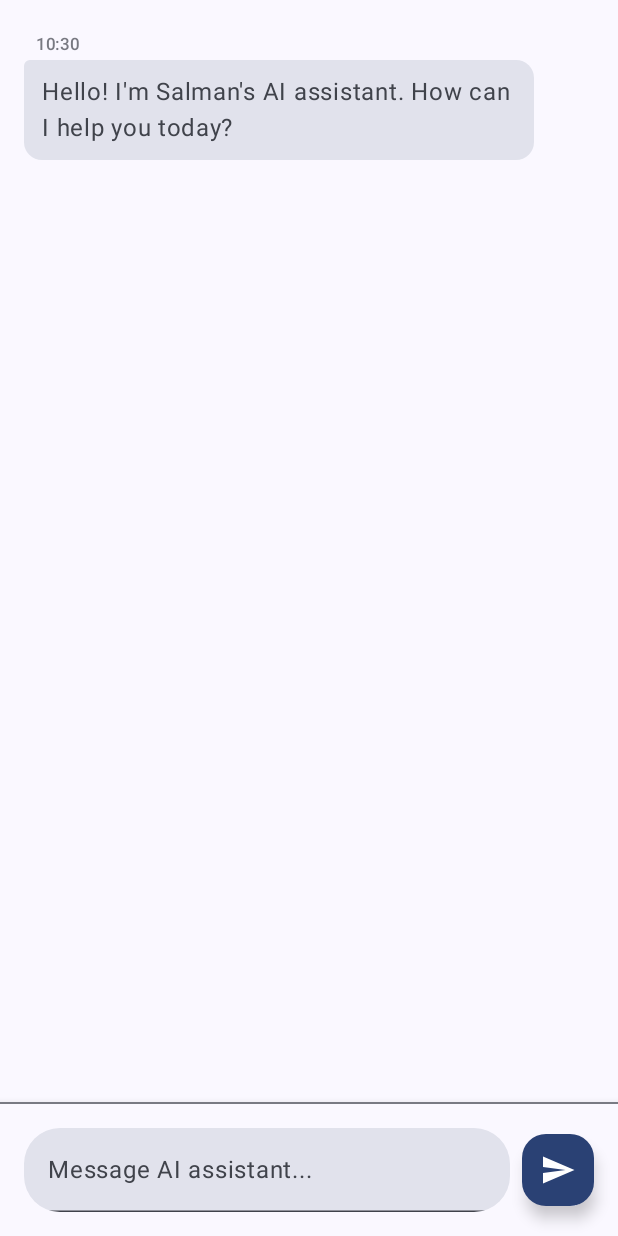
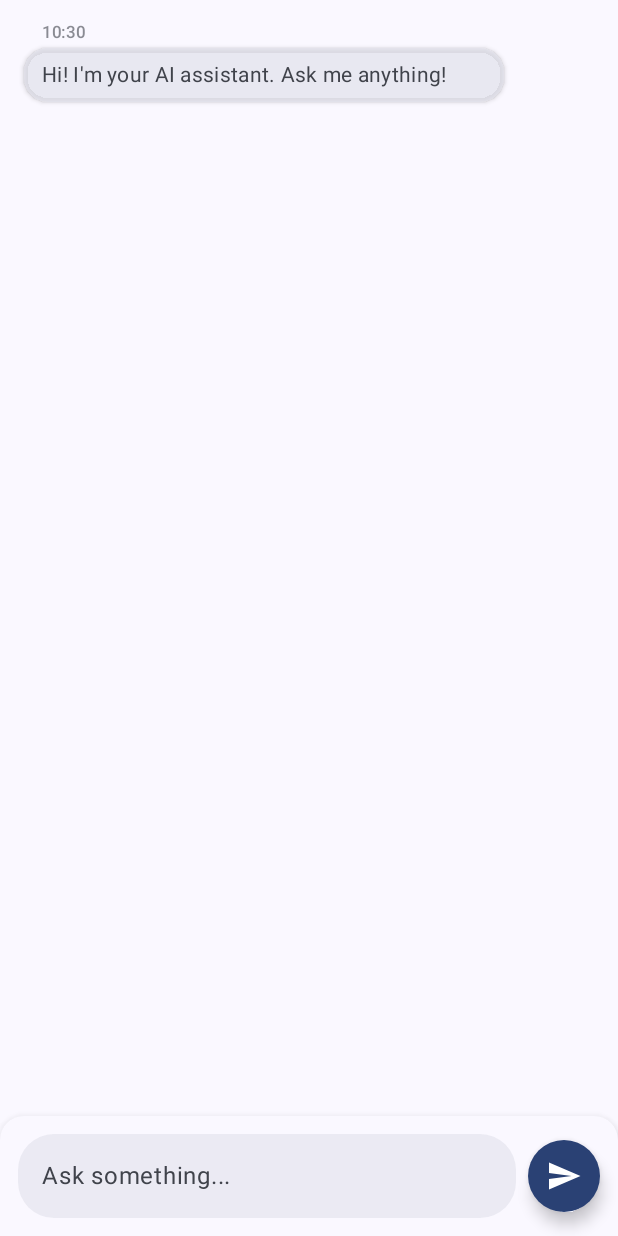
Before and after one commit to imsalman96/Salman-AI-App, an Android app built with Jetpack Compose: the screen it shows after launch (MainActivity), on a phone screen of 412 x 824 dp. Run offline under Robolectric (Android 15) with nearby library versions, the phone set to English and light mode, and no system bars; libraries missing offline, so code that uses them is left out: com.google.ai.client.

Commit message:
improved the code

```diff
--- a/app/src/main/java/com/example/myaiapplication/BakingScreen.kt
+++ b/app/src/main/java/com/example/myaiapplication/BakingScreen.kt
@@ -11,28 +11,35 @@ import androidx.annotation.RequiresPermission
 import androidx.compose.animation.*
 import androidx.compose.animation.core.*
 import androidx.compose.foundation.background
+import androidx.compose.foundation.clickable
 import androidx.compose.foundation.layout.*
 import androidx.compose.foundation.lazy.LazyColumn
 import androidx.compose.foundation.lazy.items
 import androidx.compose.foundation.lazy.rememberLazyListState
+import androidx.compose.foundation.shape.CircleShape
 import androidx.compose.foundation.shape.RoundedCornerShape
+import androidx.compose.foundation.text.KeyboardActions
+import androidx.compose.foundation.text.KeyboardOptions
 import androidx.compose.material.icons.Icons
 import androidx.compose.material.icons.filled.Send
-import androidx.compose.material.icons.outlined.Check
+import androidx.compose.material.icons.outlined.Refresh
 import androidx.compose.material3.*
 import androidx.compose.runtime.*
 import androidx.compose.runtime.saveable.rememberSaveable
 import androidx.compose.ui.Alignment
 import androidx.compose.ui.Modifier
 import androidx.compose.ui.draw.clip
+import androidx.compose.ui.draw.shadow
+import androidx.compose.ui.graphics.Color
 import androidx.compose.ui.platform.LocalClipboardManager
 import androidx.compose.ui.platform.LocalContext
+import androidx.compose.ui.platform.LocalSoftwareKeyboardController
 import androidx.compose.ui.text.AnnotatedString
+import androidx.compose.ui.text.input.ImeAction
 import androidx.compose.ui.tooling.preview.Preview
 import androidx.compose.ui.unit.dp
-import kotlinx.coroutines.delay
+import androidx.lifecycle.viewmodel.compose.viewModel
 import kotlinx.coroutines.launch
-import androidx.lifecycle.viewmodel.compose.viewModel
 import java.text.SimpleDateFormat
 import java.util.*
 
@@ -50,8 +57,8 @@ fun Context.vibrateDevice() {
     if (Build.VERSION.SDK_INT >= Build.VERSION_CODES.S) {
         val vibratorManager = getSystemService(Context.VIBRATOR_MANAGER_SERVICE) as VibratorManager
         val vibrator = vibratorManager.defaultVibrator
-        val vibrationEffect = VibrationEffect.createOneShot(20, VibrationEffect.DEFAULT_AMPLITUDE)
-        vibrator.vibrate(vibrationEffect)
+        val effect = VibrationEffect.createOneShot(20, VibrationEffect.DEFAULT_AMPLITUDE)
+        vibrator.vibrate(effect)
     } else {
         val vibrator = getSystemService(Context.VIBRATOR_SERVICE) as Vibrator
         if (Build.VERSION.SDK_INT >= Build.VERSION_CODES.O) {
@@ -75,13 +82,14 @@ fun BakingScreen(
     val coroutineScope = rememberCoroutineScope()
     val clipboardManager = LocalClipboardManager.current
     val context = LocalContext.current
+    val keyboardController = LocalSoftwareKeyboardController.current
 
-    // Add initial system message if messages is empty
+    // Initial system message
     LaunchedEffect(Unit) {
         if (messages.isEmpty()) {
             messages.add(
                 Message(
-                    content = "Hello! I'm Salman's AI assistant. How can I help you today?",
+                    content = "Hi! I'm your AI assistant. Ask me anything!",
                     isFromUser = false,
                     isSystemMessage = true
                 )
@@ -89,36 +97,31 @@ fun BakingScreen(
         }
     }
 
-    Box(
-        modifier = Modifier.fillMaxSize()
-    ) {
-        // Messages list
+    Box(modifier = Modifier.fillMaxSize()) {
+        // Messages
         LazyColumn(
             state = listState,
             modifier = Modifier
                 .fillMaxSize()
-                .padding(bottom = 80.dp),
-            contentPadding = PaddingValues(16.dp),
-            verticalArrangement = Arrangement.spacedBy(8.dp)
+                .padding(bottom = 88.dp),
+            contentPadding = PaddingValues(horizontal = 16.dp, vertical = 8.dp),
+            verticalArrangement = Arrangement.spacedBy(12.dp)
         ) {
             items(
                 items = messages,
                 key = { it.id }
             ) { message ->
-                AnimatedEntry {
                 MessageBubble(
                     message = message,
                     onCopy = @RequiresPermission(Manifest.permission.VIBRATE) {
                         clipboardManager.setText(AnnotatedString(message.content))
                         context.vibrateDevice()
                         coroutineScope.launch {
-                                // Show snackbar or toast here
+                            // Add snackbar if needed
                         }
                     }
                 )
             }
-            }
-
             item {
                 if (uiState is UiState.Loading) {
                     TypingIndicator()
@@ -126,20 +129,18 @@ fun BakingScreen(
             }
         }
 
-        // Input area with shadow
+        // Input area
         Surface(
             modifier = Modifier
                 .align(Alignment.BottomCenter)
-                .fillMaxWidth(),
-            shadowElevation = 8.dp,
+                .fillMaxWidth()
+                .shadow(8.dp, RoundedCornerShape(topStart = 16.dp, topEnd = 16.dp)),
             color = MaterialTheme.colorScheme.surface
         ) {
-            Column {
-                Divider()
             Row(
                 modifier = Modifier
                     .fillMaxWidth()
-                        .padding(16.dp),
+                    .padding(12.dp),
                 verticalAlignment = Alignment.CenterVertically
             ) {
                 TextField(
@@ -147,52 +148,64 @@ fun BakingScreen(
                     onValueChange = { userInput = it },
                     modifier = Modifier
                         .weight(1f)
-                            .padding(end = 8.dp)
                         .clip(RoundedCornerShape(24.dp)),
-                        placeholder = { Text("Message AI assistant...") },
+                    placeholder = { Text("Ask something...") },
                     colors = TextFieldDefaults.colors(
-                            unfocusedContainerColor = MaterialTheme.colorScheme.surfaceVariant,
-                            focusedContainerColor = MaterialTheme.colorScheme.surfaceVariant
+                        unfocusedContainerColor = MaterialTheme.colorScheme.surfaceVariant.copy(alpha = 0.6f),
+                        focusedContainerColor = MaterialTheme.colorScheme.surfaceVariant,
+                        focusedIndicatorColor = Color.Transparent,
+                        unfocusedIndicatorColor = Color.Transparent
                     ),
-                        maxLines = 5
-                    )
-
-                    FloatingActionButton(
-                        onClick = {
-                            if (userInput.isNotEmpty()) {
+                    maxLines = 4,
+                    keyboardOptions = KeyboardOptions(imeAction = ImeAction.Send),
+                    keyboardActions = KeyboardActions(
+                        onSend = {
+                            if (userInput.isNotBlank()) {
                                 messages.add(Message(userInput, true))
                                 bakingViewModel.sendPrompt(null, userInput)
                                 userInput = ""
+                                keyboardController?.hide()
+                                coroutineScope.launch {
+                                    listState.animateScrollToItem(messages.size - 1)
+                                }
+                            }
+                        }
+                    )
+                )
+                Spacer(modifier = Modifier.width(8.dp))
+                FloatingActionButton(
+                    onClick = {
+                        if (userInput.isNotBlank()) {
+                            messages.add(Message(userInput, true))
+                            bakingViewModel.sendPrompt(null, userInput)
+                            userInput = ""
+                            keyboardController?.hide()
                             coroutineScope.launch {
                                 listState.animateScrollToItem(messages.size - 1)
                             }
                         }
                     },
                     modifier = Modifier.size(48.dp),
-                        containerColor = MaterialTheme.colorScheme.primary,
-                        contentColor = MaterialTheme.colorScheme.onPrimary
+                    shape = CircleShape,
+                    containerColor = MaterialTheme.colorScheme.primary
                 ) {
-                        Icon(Icons.Default.Send, "Send")
-                    }
+                    Icon(Icons.Default.Send, "Send", tint = MaterialTheme.colorScheme.onPrimary)
                 }
             }
         }
     }
 
-    // Handle response from ViewModel with vibration
+    // Handle AI responses
     LaunchedEffect(uiState) {
         when (uiState) {
             is UiState.Success -> {
                 val response = (uiState as UiState.Success).outputText
-                messages.add(Message(response, false, true))
-                delay(300)
-                messages.removeLast()
                 messages.add(Message(response, false))
                 context.vibrateDevice()
                 listState.animateScrollToItem(messages.size - 1)
             }
             is UiState.Error -> {
-                messages.add(Message((uiState as UiState.Error).errorMessage, false))
+                messages.add(Message("Error: ${(uiState as UiState.Error).errorMessage}", false))
                 context.vibrateDevice()
                 listState.animateScrollToItem(messages.size - 1)
             }
@@ -206,58 +219,64 @@ fun MessageBubble(
     message: Message,
     onCopy: () -> Unit
 ) {
+    val alignment = if (message.isFromUser) Alignment.End else Alignment.Start
+    val backgroundColor = when {
+        message.isSystemMessage -> MaterialTheme.colorScheme.surfaceVariant.copy(alpha = 0.7f)
+        message.isFromUser -> MaterialTheme.colorScheme.primary
+        else -> MaterialTheme.colorScheme.secondaryContainer
+    }
+    val textColor = when {
+        message.isSystemMessage -> MaterialTheme.colorScheme.onSurfaceVariant
+        message.isFromUser -> MaterialTheme.colorScheme.onPrimary
+        else -> MaterialTheme.colorScheme.onSecondaryContainer
+    }
+
+    AnimatedVisibility(
+        visible = true,
+        enter = fadeIn() + slideInVertically { it / 2 }
+    ) {
         Column(
             modifier = Modifier
                 .fillMaxWidth()
                 .padding(vertical = 4.dp),
-        horizontalAlignment = if (message.isFromUser) Alignment.End else Alignment.Start
+            horizontalAlignment = alignment
         ) {
-        // Timestamp
             Text(
                 text = SimpleDateFormat("HH:mm", Locale.getDefault()).format(Date(message.timestamp)),
                 style = MaterialTheme.typography.labelSmall,
-            color = MaterialTheme.colorScheme.onSurfaceVariant.copy(alpha = 0.7f),
-            modifier = Modifier.padding(horizontal = 8.dp, vertical = 2.dp)
+                color = MaterialTheme.colorScheme.onSurfaceVariant.copy(alpha = 0.6f),
+                modifier = Modifier.padding(horizontal = 12.dp, vertical = 2.dp)
             )
-
             Surface(
                 shape = RoundedCornerShape(
-                topStart = if (message.isFromUser) 12.dp else 4.dp,
-                topEnd = if (message.isFromUser) 4.dp else 12.dp,
-                bottomStart = 12.dp,
-                bottomEnd = 12.dp
+                    topStart = if (message.isFromUser) 16.dp else 4.dp,
+                    topEnd = if (message.isFromUser) 4.dp else 16.dp,
+                    bottomStart = 16.dp,
+                    bottomEnd = 16.dp
                 ),
-            color = when {
-                message.isSystemMessage -> MaterialTheme.colorScheme.surfaceVariant
-                message.isFromUser -> MaterialTheme.colorScheme.primary
-                else -> MaterialTheme.colorScheme.secondaryContainer
-            },
-            modifier = Modifier.widthIn(max = 340.dp)
+                color = backgroundColor,
+                modifier = Modifier
+                    .widthIn(max = 320.dp)
+                    .shadow(2.dp, RoundedCornerShape(16.dp))
             ) {
                 Row(
-                modifier = Modifier.padding(12.dp),
-                verticalAlignment = Alignment.CenterVertically,
-                horizontalArrangement = Arrangement.SpaceBetween
+                    modifier = Modifier.padding(horizontal = 12.dp, vertical = 8.dp),
+                    verticalAlignment = Alignment.CenterVertically
                 ) {
                     Text(
                         text = message.content,
-                    color = when {
-                        message.isSystemMessage -> MaterialTheme.colorScheme.onSurfaceVariant
-                        message.isFromUser -> MaterialTheme.colorScheme.onPrimary
-                        else -> MaterialTheme.colorScheme.onSecondaryContainer
-                    },
-                    modifier = Modifier.weight(1f),
-                    style = MaterialTheme.typography.bodyLarge
+                        color = textColor,
+                        style = MaterialTheme.typography.bodyMedium,
+                        modifier = Modifier.weight(1f)
                     )
-
                     if (!message.isFromUser && !message.isSystemMessage) {
                         IconButton(
                             onClick = onCopy,
                             modifier = Modifier.size(24.dp)
                         ) {
                             Icon(
-                            imageVector = Icons.Outlined.Check,
-                            contentDescription = "Copy message",
+                                Icons.Outlined.Refresh,
+                                "Copy",
                                 tint = MaterialTheme.colorScheme.onSecondaryContainer.copy(alpha = 0.6f)
                             )
                         }
@@ -266,54 +285,34 @@ fun MessageBubble(
             }
         }
     }
-
-@Composable
-fun AnimatedEntry(content: @Composable () -> Unit) {
-    AnimatedVisibility(
-        visible = true,
-        enter = fadeIn(
-            animationSpec = tween(200)
-        ) + expandVertically(
-            expandFrom = Alignment.Top,
-            animationSpec = spring(
-                dampingRatio = Spring.DampingRatioMediumBouncy,
-                stiffness = Spring.StiffnessLow
-            )
-        )
-    ) {
-        content()
-    }
 }
 
 @Composable
 fun TypingIndicator() {
-    val dots = remember { Animatable(0f) }
-
-    LaunchedEffect(dots) {
-        dots.animateTo(
-            targetValue = 3f,
+    val infiniteTransition = rememberInfiniteTransition()
+    val alpha by infiniteTransition.animateFloat(
+        initialValue = 0.3f,
+        targetValue = 1f,
         animationSpec = infiniteRepeatable(
-                animation = tween(1000),
+            animation = tween(800),
             repeatMode = RepeatMode.Reverse
         )
     )
-    }
 
     Surface(
-        shape = RoundedCornerShape(12.dp),
+        shape = RoundedCornerShape(16.dp),
         color = MaterialTheme.colorScheme.secondaryContainer,
-        modifier = Modifier.widthIn(max = 100.dp)
+        modifier = Modifier.widthIn(max = 80.dp)
     ) {
         Row(
-            modifier = Modifier.padding(16.dp),
-            horizontalArrangement = Arrangement.spacedBy(4.dp)
+            modifier = Modifier.padding(12.dp),
+            horizontalArrangement = Arrangement.spacedBy(6.dp)
         ) {
-            repeat(3) { index ->
-                val alpha = if (index + 1 <= dots.value) 1f else 0.3f
+            repeat(3) {
                 Box(
                     modifier = Modifier
                         .size(8.dp)
-                        .clip(RoundedCornerShape(4.dp))
+                        .clip(CircleShape)
                         .background(MaterialTheme.colorScheme.onSecondaryContainer.copy(alpha = alpha))
                 )
             }
--- a/app/src/main/java/com/example/myaiapplication/BakingViewModel.kt
+++ b/app/src/main/java/com/example/myaiapplication/BakingViewModel.kt
@@ -12,37 +12,33 @@ import kotlinx.coroutines.flow.asStateFlow
 import kotlinx.coroutines.launch
 
 class BakingViewModel : ViewModel() {
-    private val _uiState: MutableStateFlow<UiState> =
-        MutableStateFlow(UiState.Initial)
-    val uiState: StateFlow<UiState> =
-        _uiState.asStateFlow()
+    private val _uiState = MutableStateFlow<UiState>(UiState.Initial)
+    val uiState: StateFlow<UiState> = _uiState.asStateFlow()
 
     private val generativeModel = GenerativeModel(
         modelName = "gemini-1.5-flash",
         apiKey = BuildConfig.apiKey
     )
 
-    fun sendPrompt(
-        bitmap: Bitmap?,
-        prompt: String
-    ) {
+    fun sendPrompt(bitmap: Bitmap?, prompt: String) {
+        if (prompt.isBlank()) return
         _uiState.value = UiState.Loading
 
         viewModelScope.launch(Dispatchers.IO) {
             try {
                 val response = generativeModel.generateContent(
                     content {
-                        if (bitmap != null) {
-                            image(bitmap)
-                        }
-                        text(prompt)
+                        if (bitmap != null) image(bitmap)
+                        text(prompt.trim())
                     }
                 )
-                response.text?.let { outputContent ->
-                    _uiState.value = UiState.Success(outputContent)
+                response.text?.let { output ->
+                    _uiState.value = UiState.Success(output)
+                } ?: run {
+                    _uiState.value = UiState.Error("Empty response received")
                 }
             } catch (e: Exception) {
-                _uiState.value = UiState.Error(e.localizedMessage ?: "")
+                _uiState.value = UiState.Error(e.localizedMessage ?: "Unknown error")
             }
         }
     }
--- a/app/src/main/java/com/example/myaiapplication/MainActivity.kt
+++ b/app/src/main/java/com/example/myaiapplication/MainActivity.kt
@@ -1,8 +1,10 @@
 package com.example.myaiapplication
 
+import android.os.Build
 import android.os.Bundle
 import androidx.activity.ComponentActivity
 import androidx.activity.compose.setContent
+import androidx.annotation.RequiresApi
 import androidx.compose.foundation.layout.fillMaxSize
 import androidx.compose.material3.MaterialTheme
 import androidx.compose.material3.Surface
@@ -10,14 +12,14 @@ import androidx.compose.ui.Modifier
 import com.example.myaiapplication.ui.theme.MyAiApplicationTheme
 
 class MainActivity : ComponentActivity() {
+    @RequiresApi(Build.VERSION_CODES.VANILLA_ICE_CREAM)
     override fun onCreate(savedInstanceState: Bundle?) {
         super.onCreate(savedInstanceState)
         setContent {
             MyAiApplicationTheme {
-                // A surface container using the 'background' color from the theme
                 Surface(
                     modifier = Modifier.fillMaxSize(),
-                    color = MaterialTheme.colorScheme.background,
+                    color = MaterialTheme.colorScheme.background
                 ) {
                     BakingScreen()
                 }
```
Also changed, not shown: app/src/main/java/com/example/myaiapplication/UiState.kt (+0 -16 lines). Lines whose indentation alone changed are shown as unchanged.
